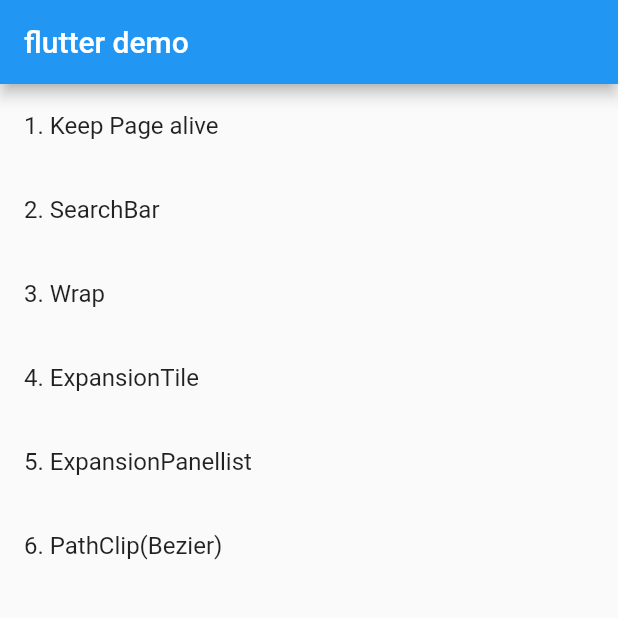
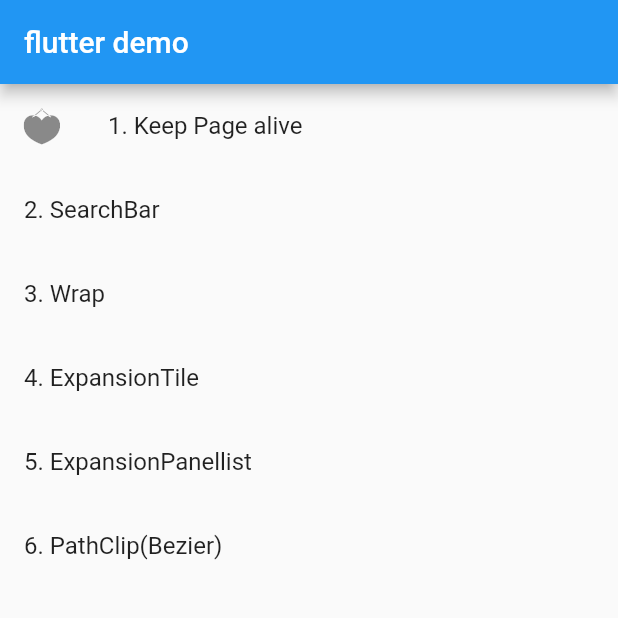
Before and after one commit to liucrystal24/flutterTest, a Flutter app: the screen it shows after launch, on a phone screen of 412 x 824 dp, the top half of it. Run offline on Flutter 3.47's test engine with Material 2 defaults, Android fonts, the phone set to English and light mode, and no system bars; network calls fail.

Commit message:
fonts add

```diff
--- a/demo1/lib/main.dart
+++ b/demo1/lib/main.dart
@@ -6,6 +6,21 @@ import 'Cwrap.dart';
 import 'CexpansionTile.dart';
 import 'CexpansionPanelList.dart';
 import 'CpathClip.dart';
+
+//字体引入
+class ChrisIcons {
+  ChrisIcons._();
+
+  static const String FONT_FAMILY='Chris';
+
+  static const IconData heart = const IconData(0xe8c7 ,fontFamily: FONT_FAMILY);
+  static const IconData email = const IconData(0xe8c8, fontFamily: FONT_FAMILY);
+  static const IconData home = const IconData(0xe8c9, fontFamily: FONT_FAMILY);
+  static const IconData man = const IconData(0xe8ca,fontFamily: FONT_FAMILY);
+  static const IconData diamond = const IconData(0xe8cb, fontFamily: FONT_FAMILY);
+  static const IconData cake= const IconData(0xe8ce, fontFamily: FONT_FAMILY);
+  static const IconData love = const IconData(0xe8cf, fontFamily: FONT_FAMILY);
+}
 
 void main()=>runApp(MaterialApp(
   title: 'pageAlive',
@@ -24,7 +39,7 @@ class TestHome extends StatelessWidget {
       body: ListView(
         children: <Widget>[
           ListTile(
-            // leading: new Icon(Icons.perm_camera_mic),
+            leading: new Icon(ChrisIcons.love),
             title: new Text('1. Keep Page alive'),
             onTap: (){
               Navigator.push(context, MaterialPageRoute(
--- a/demo1/pubspec.yaml
+++ b/demo1/pubspec.yaml
@@ -56,6 +56,10 @@ flutter:
   # "family" key with the font family name, and a "fonts" key with a
   # list giving the asset and other descriptors for the font. For
   # example:
+  fonts:
+    - family: Chris
+      fonts:
+        - asset: fonts/iconfont.ttf
   # fonts:
   #   - family: Schyler
   #     fonts:
```
Also changed, not shown: demo1/fonts/iconfont.ttf (added), demo1/pubspec.lock, 2 other files.
